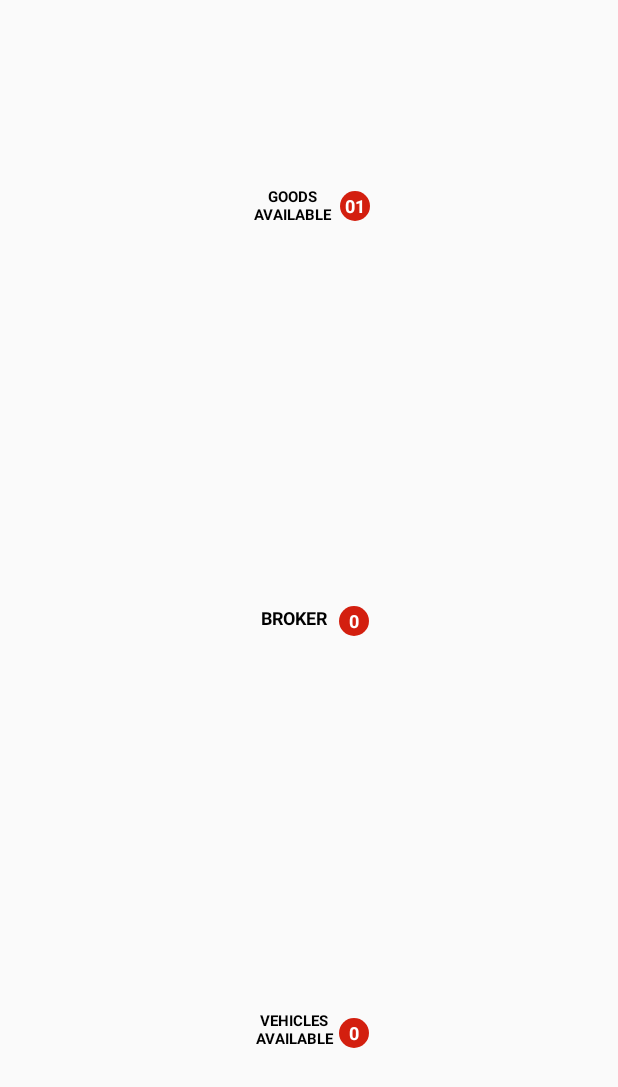
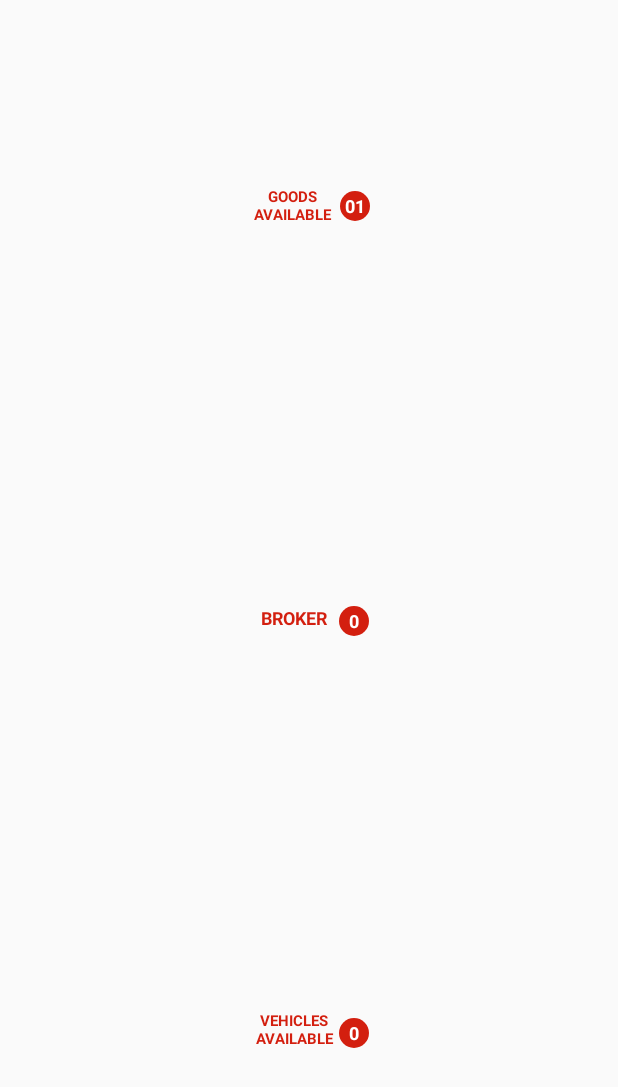
Before and after one commit to ajeetthakur/allindiatransport, an Android app: the layout custom_tab.xml on its own in the app's theme, with its tools: preview values and no code run, on a phone screen of 412 x 824 dp. Shown: the top 1087 px of the screen. Run offline under Robolectric (Android 15) with nearby library versions, the phone set to English and light mode, and no system bars; network calls fail.

Commit message:
FEEDBACK FIX

```diff
--- a/app/src/main/res/layout/custom_tab.xml
+++ b/app/src/main/res/layout/custom_tab.xml
@@ -24,7 +24,7 @@
             android:layout_width="60dp"
             android:layout_height="wrap_content"
             android:text="GOODS AVAILABLE"
-            android:textColor="@color/black"
+            android:textColor="#d31f0f"
             android:textSize="10sp"
             android:textStyle="bold" />
         <TextView
@@ -57,7 +57,7 @@
             android:layout_width="60dp"
             android:layout_height="wrap_content"
             android:text="BROKER"
-            android:textColor="@color/black"
+            android:textColor="#d31f0f"
             android:textSize="12sp"
 
             android:textStyle="bold" />
@@ -91,7 +91,7 @@
             android:layout_width="60dp"
             android:layout_height="wrap_content"
             android:text="VEHICLES AVAILABLE"
-            android:textColor="@color/black"
+            android:textColor="#d31f0f"
             android:textSize="10sp"
             android:textStyle="bold" />
         <TextView
--- a/app/src/main/res/layout/pagerfragment.xml
+++ b/app/src/main/res/layout/pagerfragment.xml
@@ -19,6 +19,7 @@
             android:background="#eeebeb"
             app:tabSelectedTextColor="#d31f0f"
             app:tabTextColor="#000000"
+            app:tabIndicatorHeight="6dp"
             app:tabGravity="fill"/>
     </com.google.android.material.appbar.AppBarLayout>
 
```
